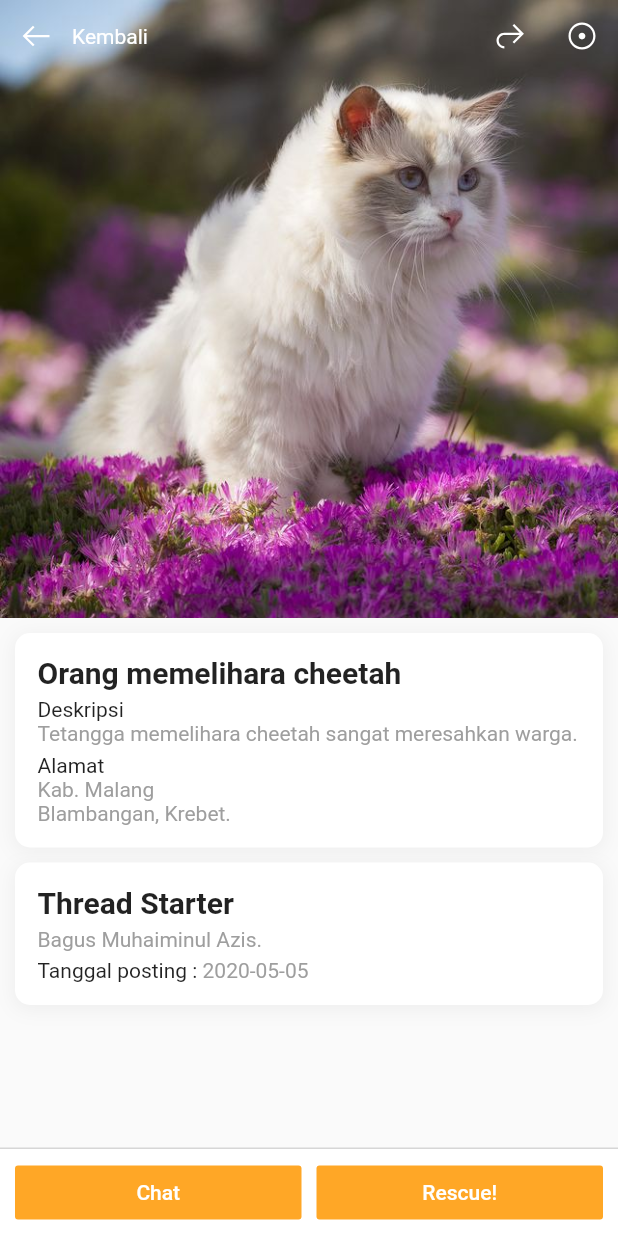
After one commit to aditjoos/nyul_adopt_and_rescue, a Flutter app: the RescueDetailPage screen opened directly, on a phone screen of 412 x 824 dp. The commit adds this screen. Run offline on Flutter 3.47's test engine with Material 2 defaults, Android fonts, the phone set to English and light mode, and no system bars; our stand-ins replace carousel_slider, flutter_icons, font_awesome_flutter, image_picker, line_icons, shared_preferences and 1 more; accounts and stored records are empty.

Commit message:
Fix & Added new pages
Fixed :
- Rescue
New :
- Rescue Detail
- Rescue Process/Confirm

```diff
--- /dev/null
+++ b/lib/Pages/Rescue/RescueDetail.dart
@@ -0,0 +1,137 @@
+import 'package:carousel_slider/carousel_slider.dart';
+import 'package:flutter/material.dart';
+import 'package:font_awesome_flutter/font_awesome_flutter.dart';
+import 'package:line_icons/line_icons.dart';
+import 'package:petz_invention_udayana/Pages/Pesan/PesanUser.dart';
+import 'package:petz_invention_udayana/Pages/Rescue/RescueProcess.dart';
+import 'package:petz_invention_udayana/components/ContainerAndButtons.dart';
+
+class RescueDetailPage extends StatefulWidget {
+  @override
+  _RescueDetailPageState createState() => _RescueDetailPageState();
+}
+
+class _RescueDetailPageState extends State<RescueDetailPage> {
+  @override
+  Widget build(BuildContext context) {
+    return Scaffold(
+      body: Column(
+        mainAxisAlignment: MainAxisAlignment.spaceBetween,
+        children: <Widget>[
+          Expanded(
+            child: SingleChildScrollView(
+              child: Column(
+                children: <Widget>[
+                  Container(
+                    width: MediaQuery.of(context).size.width,
+                    height: MediaQuery.of(context).size.width,
+                    child: Stack(
+                      children: <Widget>[
+                        Positioned.fill(
+                          child: Container(width: MediaQuery.of(context).size.width, child: Image.asset('assets/images/real-cat.jpg', fit: BoxFit.fill,)),
+                        ),
+                        Material(
+                          color: Colors.transparent,
+                          child: SafeArea(
+                            child: Row(
+                              mainAxisAlignment: MainAxisAlignment.spaceBetween,
+                              children: <Widget>[
+                                Row(children: <Widget>[
+                                  IconButton(icon: Icon(LineIcons.arrow_left, color: Colors.white), onPressed: () => Navigator.pop(context)),
+                                  Text('Kembali', style: TextStyle(color: Colors.white),)
+                                ],),
+                                Row(children: <Widget>[
+                                  IconButton(icon: Icon(LineIcons.share, color: Colors.white), onPressed: (){}),
+                                  IconButton(icon: Icon(LineIcons.dot_circle_o, color: Colors.white), onPressed: (){}),
+                                ],),
+                              ],
+                            ),
+                          ),
+                        ),
+                      ],
+                    ),
+                  ),
+                  Padding(
+                    padding: const EdgeInsets.fromLTRB(10.0, 10.0, 10.0, 0),
+                    child: MyContainer(
+                      padding: EdgeInsets.all(15.0),
+                      width: MediaQuery.of(context).size.width,
+                      child: Column(
+                        crossAxisAlignment: CrossAxisAlignment.start,
+                        children: <Widget>[
+                          Text('Orang memelihara cheetah', style: TextStyle(fontSize: 20.0, fontWeight: FontWeight.bold)),
+                          SizedBox(height: 5.0,),
+                          Text('Deskripsi'),
+                          Text('Tetangga memelihara cheetah sangat meresahkan warga.', style: TextStyle(color: Colors.grey)),
+                          SizedBox(height: 5.0,),
+                          Text('Alamat'),
+                          Text('Kab. Malang', style: TextStyle(color: Colors.grey)),
+                          Text('Blambangan, Krebet.', style: TextStyle(color: Colors.grey)),
+                        ],
+                      ),
+                    ),
+                  ),
+                  Padding(
+                    padding: const EdgeInsets.fromLTRB(10.0, 10.0, 10.0, 0),
+                    child: MyContainer(
+                      padding: EdgeInsets.all(15.0),
+                      width: MediaQuery.of(context).size.width,
+                      child: Column(
+                        crossAxisAlignment: CrossAxisAlignment.start,
+                        children: <Widget>[
+                          Text('Thread Starter', style: TextStyle(fontSize: 20.0, fontWeight: FontWeight.bold)),
+                          SizedBox(height: 5.0,),
+                          Text('Bagus Muhaiminul Azis.', style: TextStyle(color: Colors.grey)),
+                          SizedBox(height: 5.0,),
+                          Row(
+                            children: <Widget>[
+                              Text('Tanggal posting : '),
+                              Text('2020-05-05', style: TextStyle(color: Colors.grey)),
+                            ],
+                          ),
+                        ],
+                      ),
+                    ),
+                  ),
+                  SizedBox(height: 10.0,)
+                ],
+              ),
+            ),
+          ),
+          Container(
+            padding: EdgeInsets.fromLTRB(10.0, 5.0, 10.0, 5.0),
+            decoration: BoxDecoration(
+              color: Colors.white,
+              border: Border(
+                top: BorderSide(
+                  width: 1,
+                  color: Colors.grey[350],
+                  style: BorderStyle.solid
+                )
+              )
+            ),
+            child: Row(
+              children: <Widget>[
+                Expanded(
+                  child: FlatButton(
+                    color: Colors.orange[400],
+                    onPressed: () => Navigator.of(context).push(MaterialPageRoute(builder: (_) => PesanUser())),
+                    child: Text('Chat',style: TextStyle(color: Colors.white))
+                  )
+                ),
+                SizedBox(width: 10.0,),
+                Expanded(
+                  child: FlatButton(
+                    color: Colors.orange[400],
+                    onPressed: () => Navigator.of(context).push(MaterialPageRoute(builder: (_) => RescueProcessPage())),
+                    child: Text('Rescue!', style: TextStyle(color: Colors.white))
+                  )
+                ),
+              ],
+            ),
+          )
+        ],
+      ),
+    );
+  }
+}
```
Also changed, not shown: lib/Pages/Rescue/Rescue.dart (+133 -8 lines), lib/Pages/Rescue/RescueProcess.dart (added, +377 -0 lines).
